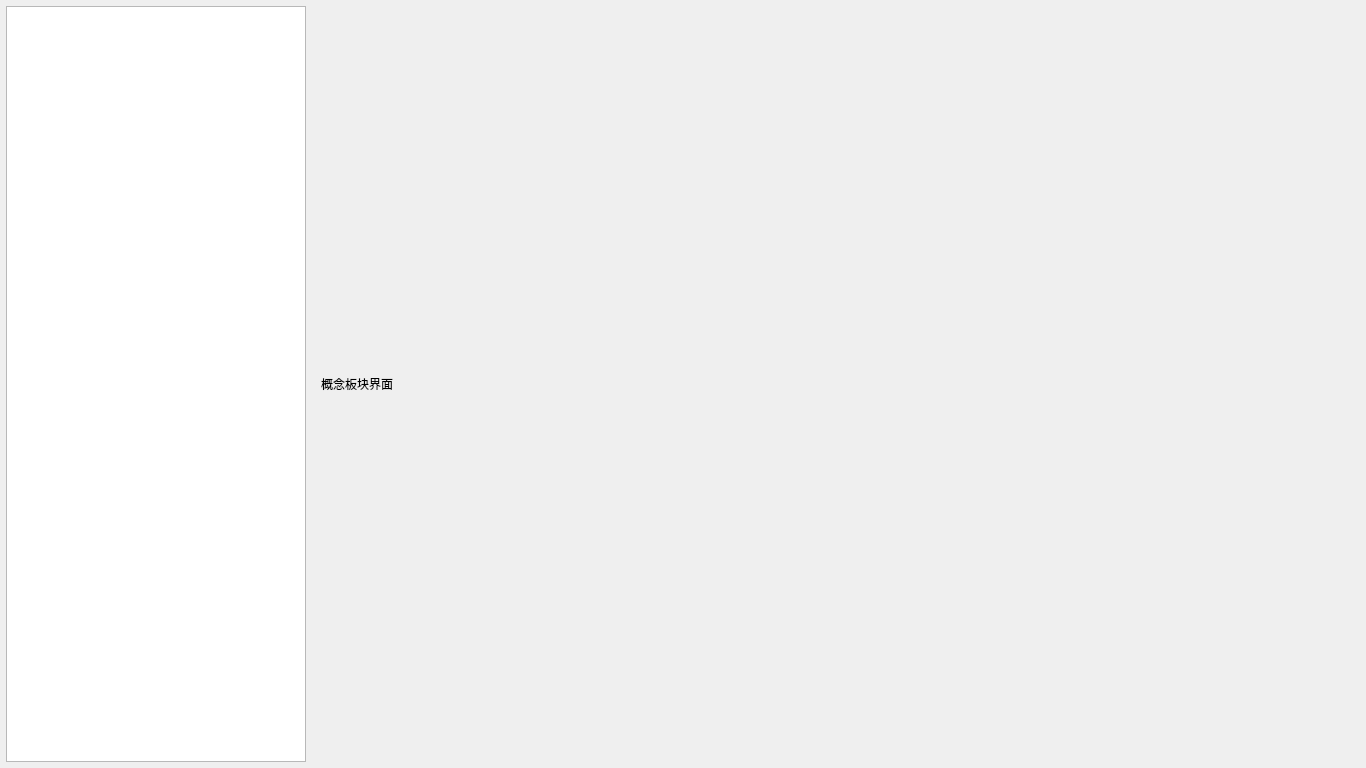
Daydreamer-AI/MPolicy, file gui/qt_widgets/board/ConceptBoardWidget.ui: the form before one commit.
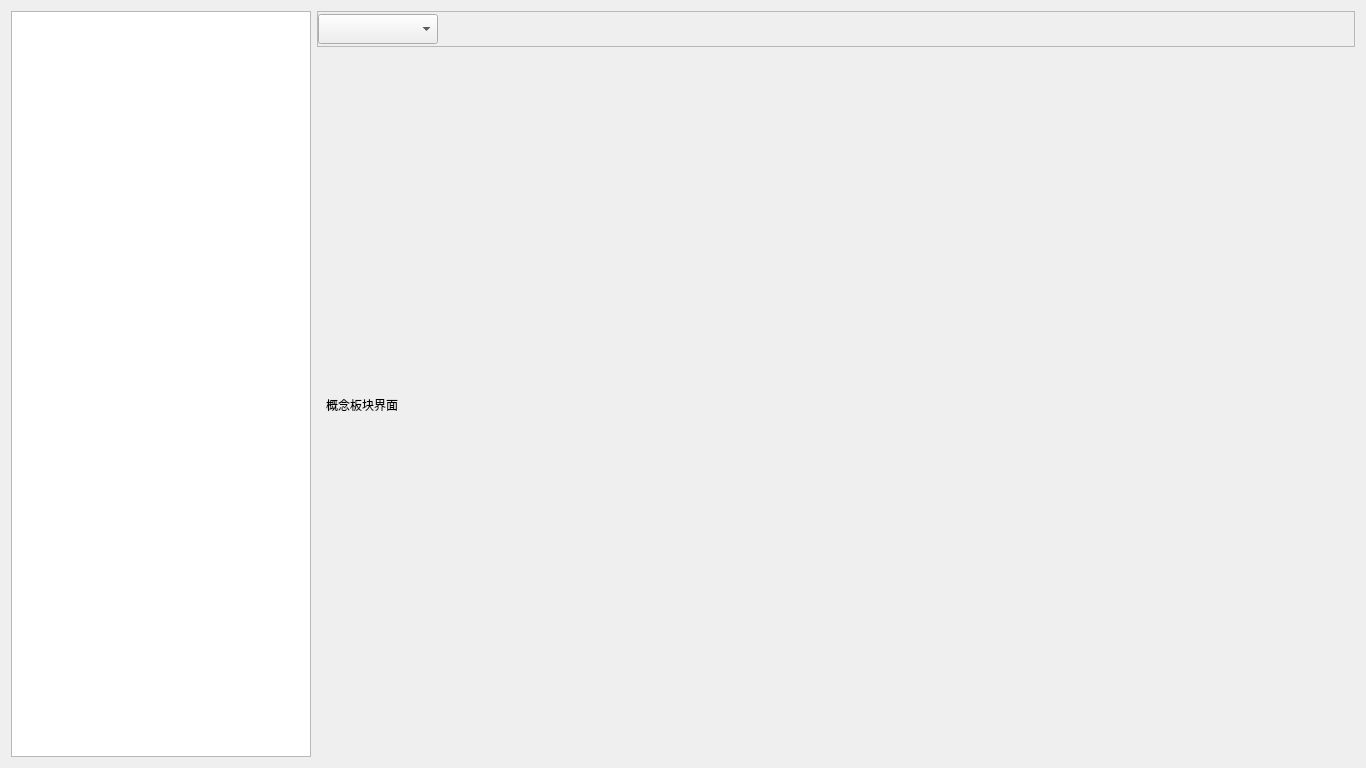
The form after the commit.

Diff of the .ui file:
```diff
--- a/gui/qt_widgets/board/ConceptBoardWidget.ui
+++ b/gui/qt_widgets/board/ConceptBoardWidget.ui
@@ -13,33 +13,88 @@
   <property name="windowTitle">
    <string>Form</string>
   </property>
+  <layout class="QHBoxLayout" name="horizontalLayout_2">
+   <item>
+    <widget class="QListWidget" name="listWidget_card">
+     <property name="minimumSize">
+      <size>
+       <width>300</width>
+       <height>0</height>
+      </size>
+     </property>
+     <property name="maximumSize">
+      <size>
+       <width>300</width>
+       <height>16777215</height>
+      </size>
+     </property>
+    </widget>
+   </item>
+   <item>
+    <layout class="QVBoxLayout" name="verticalLayout">
+     <item>
+      <widget class="QFrame" name="frame">
+       <property name="minimumSize">
+        <size>
+         <width>0</width>
+         <height>36</height>
+        </size>
+       </property>
+       <property name="maximumSize">
+        <size>
+         <width>16777215</width>
+         <height>36</height>
+        </size>
+       </property>
+       <property name="frameShape">
+        <enum>QFrame::StyledPanel</enum>
+       </property>
+       <property name="frameShadow">
+        <enum>QFrame::Raised</enum>
+       </property>
   <layout class="QHBoxLayout" name="horizontalLayout">
    <property name="leftMargin">
-    <number>6</number>
+         <number>0</number>
    </property>
    <property name="topMargin">
-    <number>6</number>
+         <number>0</number>
    </property>
    <property name="rightMargin">
-    <number>6</number>
+         <number>0</number>
    </property>
    <property name="bottomMargin">
-    <number>6</number>
+         <number>0</number>
    </property>
    <item>
-    <widget class="QListWidget" name="listWidget_borad_card">
+         <widget class="QComboBox" name="comboBox_bar_type">
      <property name="minimumSize">
       <size>
-       <width>300</width>
-       <height>0</height>
+            <width>120</width>
+            <height>30</height>
       </size>
      </property>
      <property name="maximumSize">
       <size>
-       <width>300</width>
-       <height>16777215</height>
-      </size>
-     </property>
+            <width>16777215</width>
+            <height>30</height>
+           </size>
+          </property>
+         </widget>
+        </item>
+        <item>
+         <spacer name="horizontalSpacer">
+          <property name="orientation">
+           <enum>Qt::Horizontal</enum>
+          </property>
+          <property name="sizeHint" stdset="0">
+           <size>
+            <width>909</width>
+            <height>20</height>
+           </size>
+          </property>
+         </spacer>
+        </item>
+       </layout>
     </widget>
    </item>
    <item>
@@ -54,6 +109,8 @@
       </item>
      </layout>
     </widget>
+     </item>
+    </layout>
    </item>
   </layout>
  </widget>
```
Lines whose indentation alone changed are shown as unchanged.
